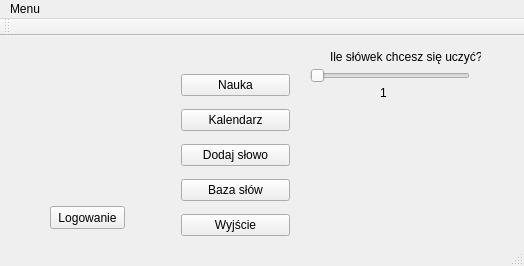
First picture: the form in SuperMemo/mainwindow.ui, repository dampo21/ZPR-Projekt-SuperMemo, before the edit.
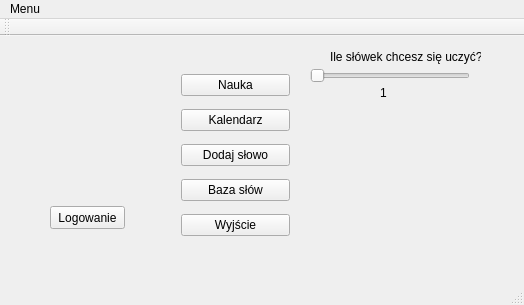
Second picture: the form after the edit.

Diff of the .ui file:
```diff
--- a/SuperMemo/mainwindow.ui
+++ b/SuperMemo/mainwindow.ui
@@ -7,7 +7,7 @@
     <x>0</x>
     <y>0</y>
     <width>524</width>
-    <height>266</height>
+    <height>305</height>
    </rect>
   </property>
   <property name="windowTitle">
```
